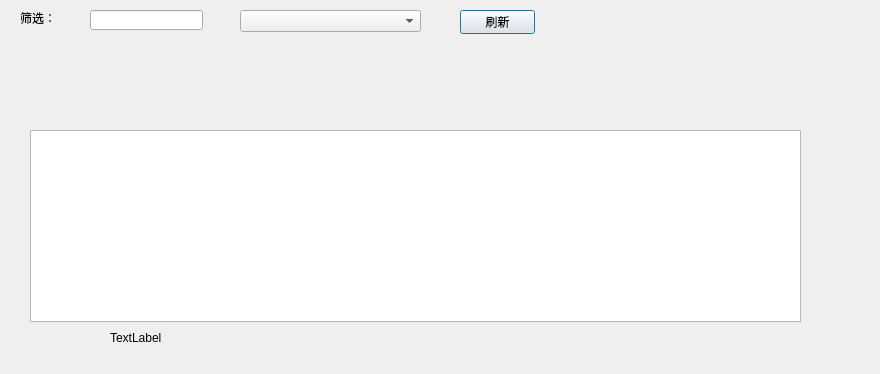
Above: UI/sql_table_ui.ui from YEZZESDXHN/DoIP_Client before the change. Below: the same form after it.
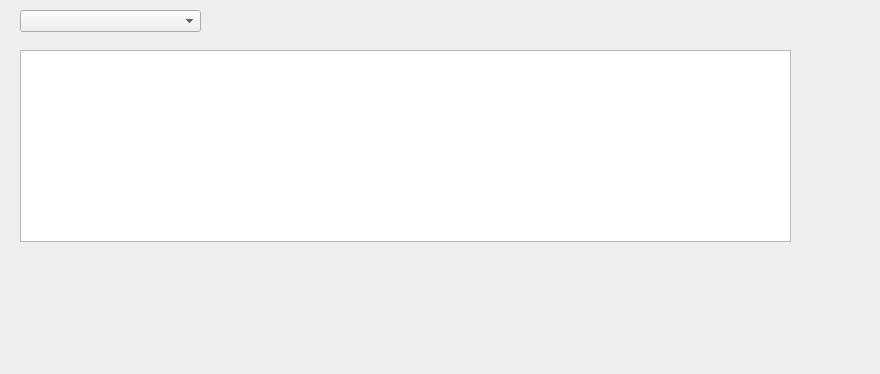
That is the form after the change.

Commit message: sql可视化使用QSqlTableModel实现

Diff of the .ui file:
```diff
--- a/UI/sql_table_ui.ui
+++ b/UI/sql_table_ui.ui
@@ -16,8 +16,8 @@
   <widget class="QTableView" name="tableView">
    <property name="geometry">
     <rect>
-     <x>30</x>
-     <y>130</y>
+     <x>20</x>
+     <y>50</y>
      <width>771</width>
      <height>192</height>
     </rect>
@@ -26,62 +26,13 @@
   <widget class="QComboBox" name="comboBox_table">
    <property name="geometry">
     <rect>
-     <x>240</x>
+     <x>20</x>
      <y>10</y>
      <width>181</width>
      <height>22</height>
     </rect>
    </property>
   </widget>
-  <widget class="QPushButton" name="btn_refresh">
-   <property name="geometry">
-    <rect>
-     <x>460</x>
-     <y>10</y>
-     <width>75</width>
-     <height>24</height>
-    </rect>
-   </property>
-   <property name="text">
-    <string>刷新</string>
-   </property>
-  </widget>
-  <widget class="QLineEdit" name="lineEdit_filter">
-   <property name="geometry">
-    <rect>
-     <x>90</x>
-     <y>10</y>
-     <width>113</width>
-     <height>20</height>
-    </rect>
-   </property>
-  </widget>
-  <widget class="QLabel" name="label_status">
-   <property name="geometry">
-    <rect>
-     <x>110</x>
-     <y>330</y>
-     <width>221</width>
-     <height>16</height>
-    </rect>
-   </property>
-   <property name="text">
-    <string>TextLabel</string>
-   </property>
-  </widget>
-  <widget class="QLabel" name="label_filter">
-   <property name="geometry">
-    <rect>
-     <x>20</x>
-     <y>10</y>
-     <width>54</width>
-     <height>16</height>
-    </rect>
-   </property>
-   <property name="text">
-    <string>筛选：</string>
-   </property>
-  </widget>
  </widget>
  <resources/>
  <connections/>
```
The commit also changes 2 other files.
